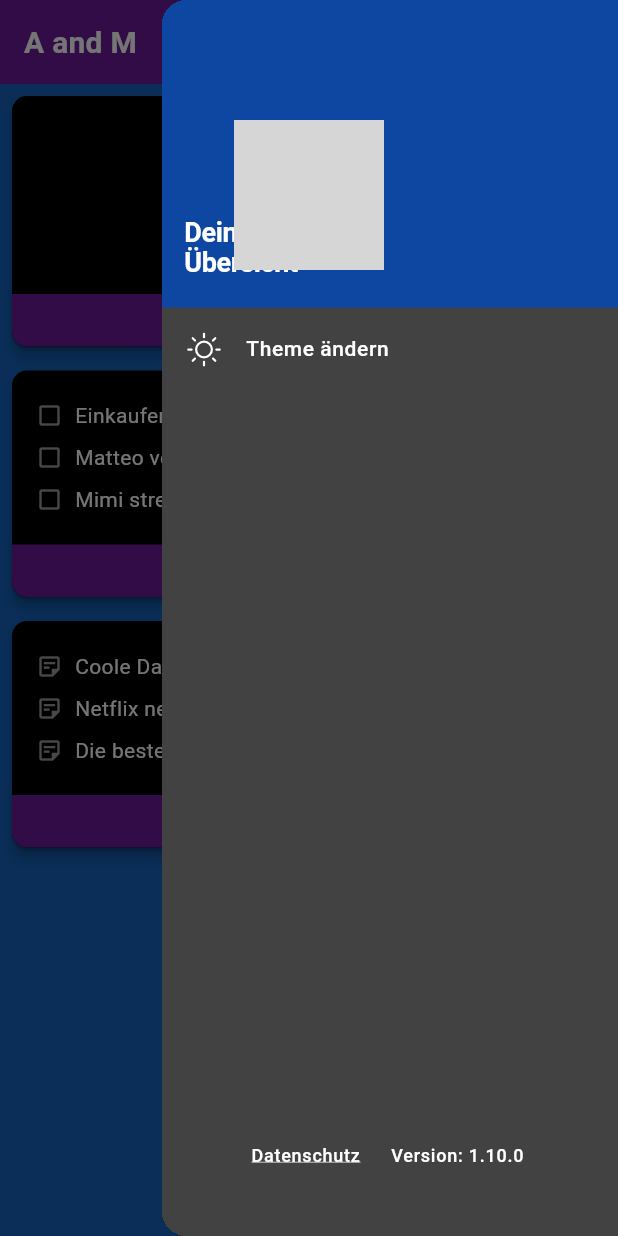
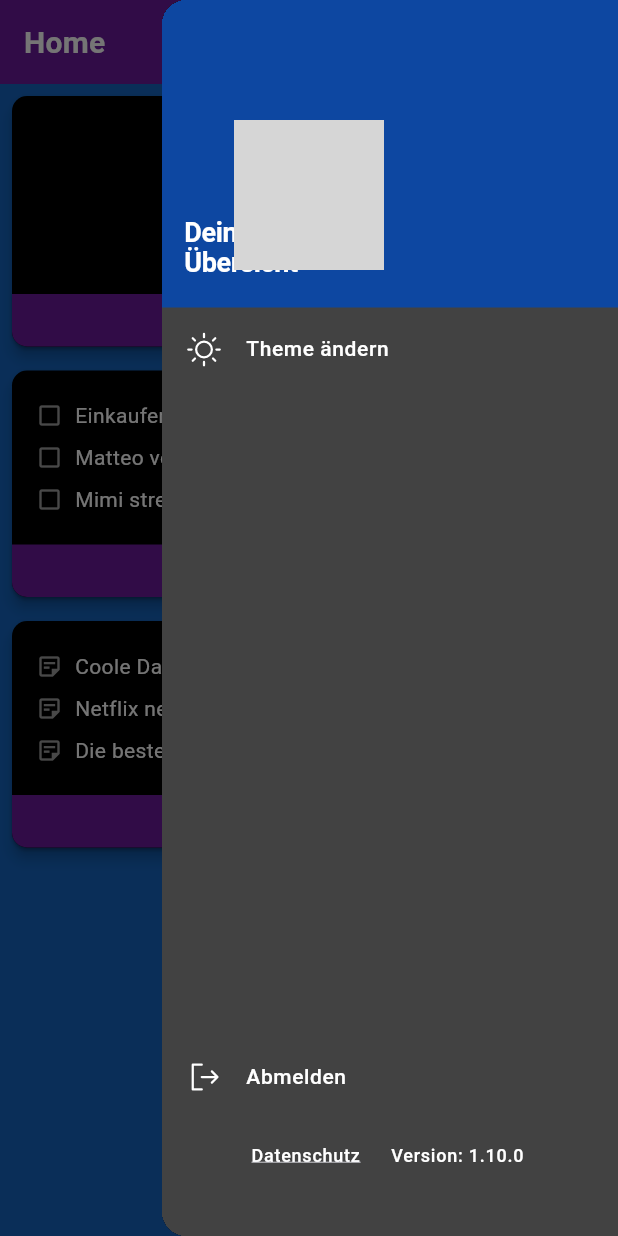
Before and after one commit to sanriodev/aandm, a Flutter app: the HomeScreen screen opened directly, in the side drawer, after a tap on "Theme ändern", on a phone screen of 412 x 824 dp. Run offline on Flutter 3.47's test engine with Material 3 defaults, Android fonts, the phone set to English and light mode, and no system bars; our stand-ins replace accordion, fluttertoast, getwidget, hive, package_info_plus, phosphor_flutter and 2 more; missing offline and left inert: http_interceptor, one_clock; accounts and stored records are empty; network calls fail; statements that could not run were skipped; grey boxes are pictures that could not be loaded.

Commit message:
feat: wip

```diff
--- a/assets/settings.json
+++ b/assets/settings.json
@@ -1,4 +1,4 @@
 {
   "version": "1.0.1",
-  "url": "http://localhost:3000/api/v1/"
+  "url": "http://10.64.13.69:3000/api/v1/"
 }
--- a/lib/screens/home/home_screen.dart
+++ b/lib/screens/home/home_screen.dart
@@ -60,7 +60,7 @@ class _HomeScreenState extends State<HomeScreen> {
     return Scaffold(
         key: _scaffoldKey,
         appBar: AppBar(
-          title: Text("A and M",
+          title: Text("Home",
               style: Theme.of(context).primaryTextTheme.titleMedium),
           actions: [
             Padding(
--- a/lib/screens/home/main_app_screen.dart
+++ b/lib/screens/home/main_app_screen.dart
@@ -3,7 +3,6 @@ import 'package:aandm/backend/service/cat_backend_service.dart';
 import 'package:aandm/screens/home/home_screen.dart';
 import 'package:aandm/screens/login/login_screen.dart';
 import 'package:aandm/ui/theme.dart';
-import 'package:aandm/util/helpers.dart';
 import 'package:flutter/material.dart';
 import 'package:hive/hive.dart';
 import 'package:provider/provider.dart';
@@ -56,26 +55,6 @@ class _MainAppScreenState extends State<MainAppScreen> {
 
   @override
   Widget build(BuildContext context) {
-    Widget screen = HomeScreen(title: 'A & M');
-
-    final AuthBackend auth = AuthBackend();
-    if (auth.loggedInUser == null) {
-      screen = LoginScreen(onLogin: (username, password) async {
-        final authBackend = AuthBackend();
-        try {
-          await authBackend.postLogin(username, password);
-          // ignore: use_build_context_synchronously
-          navigateToScreen(context, HomeScreen(title: 'A & M'), false);
-        } catch (e) {
-          if (!mounted) return;
-          // ignore: use_build_context_synchronously
-          ScaffoldMessenger.of(context).showSnackBar(
-            SnackBar(content: Text('Login failed: $e')),
-          );
-          return;
-        }
-      });
-    }
     return MultiProvider(
       providers: [Provider(create: (context) => CatBackend())],
       child: MaterialApp(
@@ -83,6 +62,19 @@ class _MainAppScreenState extends State<MainAppScreen> {
         themeMode: currentTheme,
         theme: appThemeLight,
         darkTheme: appThemeDark,
-            home: screen));
+        // Use a Builder so we get a context BELOW MaterialApp & its ScaffoldMessenger.
+        home: Builder(
+          builder: (innerContext) {
+            Widget screen = HomeScreen(title: 'A & M');
+
+            final AuthBackend auth = AuthBackend();
+            if (auth.loggedInUser == null) {
+              screen = LoginScreen();
+            }
+            return screen;
+          },
+        ),
+      ),
+    );
   }
 }
--- a/lib/widgets/app_drawer_widget.dart
+++ b/lib/widgets/app_drawer_widget.dart
@@ -88,6 +88,19 @@ class _AppDrawerState extends State<AppDrawer> {
               ),
             ),
             const Spacer(),
+            ListTile(
+              onTap: () {
+                deleteBoxAndNavigateToLogin(context);
+              },
+              leading: PhosphorIcon(
+                PhosphorIconsRegular.signOut,
+                color: Theme.of(context).primaryIconTheme.color,
+              ),
+              title: Text(
+                'Abmelden',
+                style: Theme.of(context).textTheme.bodySmall,
+              ),
+            ),
             Align(
               alignment: Alignment.bottomCenter,
               child: Row(
@@ -102,7 +115,7 @@ class _AppDrawerState extends State<AppDrawer> {
                     onPressed: () {
                       launchUrlInBrowser(
                         Uri.parse(
-                          "https://blvckleg.dev/app-legal/",
+                          "https://blvckleg.dev/app-legal",
                         ),
                       );
                     },
```
Also changed, not shown: lib/screens/login/login_screen.dart (+19 -9 lines), lib/util/helpers.dart (+18 -0 lines). Lines whose indentation alone changed are shown as unchanged.
